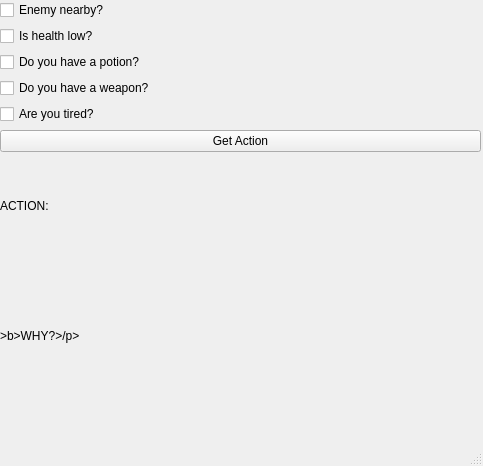
Qt form mainwindow.ui (julianasj/dm_2) before a commit.
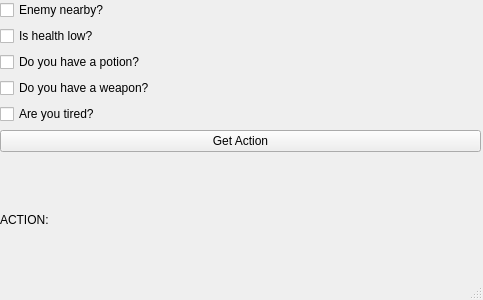
The same form after that commit.

Commit message: adjustments once again

```diff
--- a/mainwindow.ui
+++ b/mainwindow.ui
@@ -7,13 +7,13 @@
     <x>0</x>
     <y>0</y>
     <width>483</width>
-    <height>466</height>
+    <height>300</height>
    </rect>
   </property>
   <property name = "minimumSize">
     <size>
         <width>483</width>
-        <height>466</height>
+        <height>300</height>
     </size>
   </property>
   <property name = "maximumSize">
@@ -92,11 +92,11 @@
          <property name="minimumSize">
           <size>
            <width>0</width>
-           <height>150</height>
+           <height>100</height>
           </size>
          </property>
          <property name="text">
-          <string>&lt;html&gt;&lt;head/&gt;&lt;body&gt;&lt;p&gt;&gt;b&gt;WHY?&lt;/b&gt;&gt;/p&gt;&lt;/body&gt;&lt;/html&gt;</string>
+          <string>&lt;html&gt;&lt;head/&gt;&lt;body&gt;&lt;p&gt;WHY?&lt;/p&gt;&lt;/body&gt;&lt;/html&gt;</string>
          </property>
         </widget>
        </item>
```
